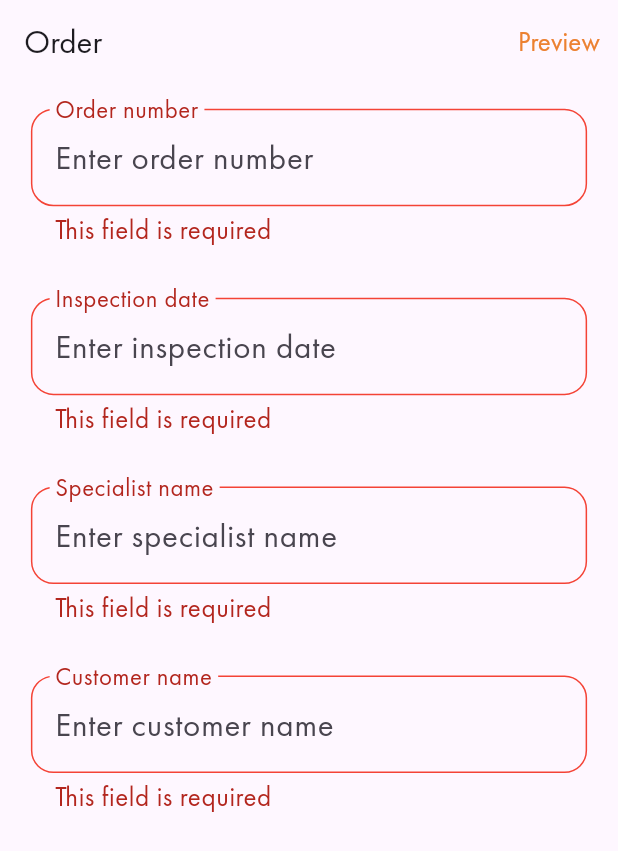
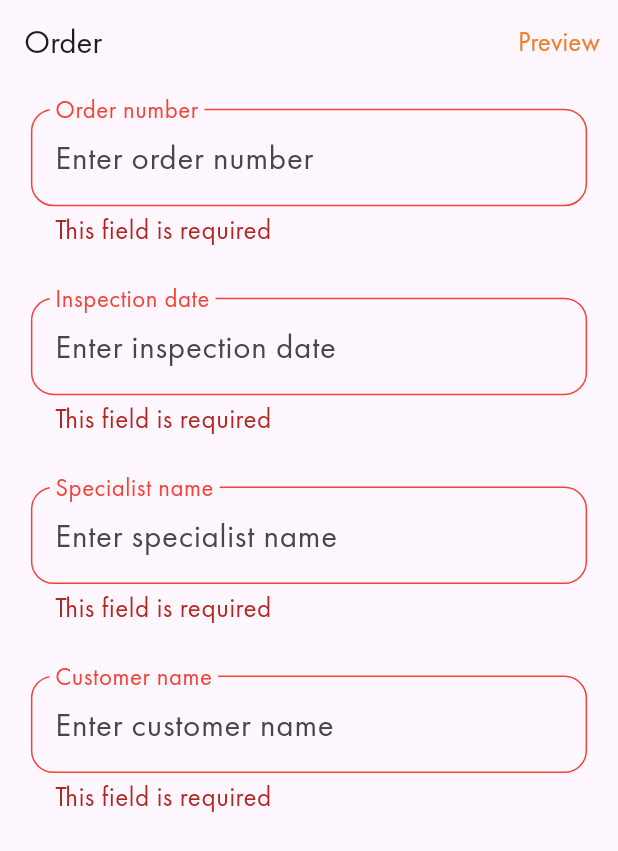
Before and after one commit to nyermol/commercial_app, a Flutter app: the OrderScreen screen opened directly with empty values, after a tap on "Preview", on a phone screen of 412 x 824 dp. Shown: the top 851 px of the screen. Run offline on Flutter 3.47's test engine with Material 3 defaults, Android fonts, the light colour scheme and no system bars; our stand-ins replace cloud_firestore, connectivity_plus, firebase_core, flutter_bloc, flutter_platform_widgets, flutter_svg and 10 more; missing offline and left inert: docx_template; accounts and stored records are empty.

Commit message:
Внесение изменений для корректной работы валидации

```diff
--- a/lib/main.dart
+++ b/lib/main.dart
@@ -63,8 +63,12 @@ class App extends StatelessWidget {
 
   @override
   Widget build(BuildContext context) {
+    WidgetsBinding.instance.addPostFrameCallback((_) {
+      context.read<ButtonCubit>().initializeDefaults(context);
+    });
     context.read<ClearCubit>().clearAllDataOnStart();
     SizeConfig().init(context);
+
     return MaterialApp(
       debugShowCheckedModeBanner: false,
       localizationsDelegates: const <LocalizationsDelegate>[
--- a/lib/presentation/screens/order/components/order_body.dart
+++ b/lib/presentation/screens/order/components/order_body.dart
@@ -32,7 +32,6 @@ class _OrderScreenBodyState extends State<OrderScreenBody> {
 
   @override
   Widget build(BuildContext context) {
-    Map<String, bool> showError = context.watch<ValidationCubit>().state;
     return GestureDetector(
       onTap: () {
         FocusScope.of(context).unfocus();
@@ -54,15 +53,10 @@ class _OrderScreenBodyState extends State<OrderScreenBody> {
                     onTextChanged: (String value) {
                       setState(() {
                         orderNumber = value;
-                        context.read<ValidationCubit>().updateFieldValidation(
-                              'order_number_valid',
-                              value.isNotEmpty,
-                            );
                       });
                     },
                     keyboardType: TextInputType.number,
                     dataKey: 'order_number',
-                    showError: !showError['order_number_valid']!,
                   ),
                   OrderTextField(
                     labelText: S.of(context).inspectionDate,
@@ -70,15 +64,10 @@ class _OrderScreenBodyState extends State<OrderScreenBody> {
                     onTextChanged: (String value) {
                       setState(() {
                         inspectionDate = value;
-                        context.read<ValidationCubit>().updateFieldValidation(
-                              'inspection_date_valid',
-                              value.isNotEmpty,
-                            );
                       });
                     },
                     dataKey: 'inspection_date',
                     isDateField: true,
-                    showError: !showError['inspection_date_valid']!,
                   ),
                   OrderTextField(
                     labelText: S.of(context).specialistName,
@@ -90,14 +79,9 @@ class _OrderScreenBodyState extends State<OrderScreenBody> {
                     onTextChanged: (String value) {
                       setState(() {
                         specialistName = value;
-                        context.read<ValidationCubit>().updateFieldValidation(
-                              'specialist_name_valid',
-                              value.isNotEmpty,
-                            );
                       });
                     },
                     dataKey: 'specialist_name',
-                    showError: !showError['specialist_name_valid']!,
                     initialText: specialistName,
                   ),
                   OrderTextField(
@@ -110,14 +94,9 @@ class _OrderScreenBodyState extends State<OrderScreenBody> {
                     onTextChanged: (String value) {
                       setState(() {
                         customerName = value;
-                        context.read<ValidationCubit>().updateFieldValidation(
-                              'customer_name_valid',
-                              value.isNotEmpty,
-                            );
                       });
                     },
                     dataKey: 'customer_name',
-                    showError: !showError['customer_name_valid']!,
                   ),
                 ],
               ),
--- a/lib/presentation/screens/order/components/order_textfield.dart
+++ b/lib/presentation/screens/order/components/order_textfield.dart
@@ -1,3 +1,5 @@
+// ignore_for_file: always_specify_types
+
 import 'dart:io';
 
 import 'package:commercial_app/core/styles/styles_export.dart';
@@ -17,7 +19,6 @@ class OrderTextField extends StatefulWidget {
   final TextCapitalization textCapitalization;
   final String dataKey;
   final bool isDateField;
-  final bool showError;
   final String? initialText;
   final List<TextInputFormatter>? inputFormatters;
 
@@ -30,7 +31,6 @@ class OrderTextField extends StatefulWidget {
     this.textCapitalization = TextCapitalization.none,
     required this.dataKey,
     this.isDateField = false,
-    this.showError = false,
     this.initialText,
     this.inputFormatters,
   });
@@ -74,7 +74,6 @@ class _OrderTextFieldState extends State<OrderTextField> {
 
   void _updateTextField() {
     widget.onTextChanged(_controller.text);
-
     context.read<DataCubit>().saveText(widget.dataKey, _controller.text);
   }
 
@@ -84,7 +83,6 @@ class _OrderTextFieldState extends State<OrderTextField> {
   ) async {
     DateTime initialDate = DateTime.now();
     DateTime? picked;
-
     if (Platform.isIOS) {
       await showModalBottomSheet(
         context: context,
@@ -126,6 +124,9 @@ class _OrderTextFieldState extends State<OrderTextField> {
 
   @override
   Widget build(BuildContext context) {
+    Map<String, bool> validationState = context.watch<ValidationCubit>().state;
+    bool showError = !validationState['${widget.dataKey}_valid']!;
+
     return Center(
       child: Container(
         margin: getContainerMargin(context, 0.02),
@@ -142,12 +143,14 @@ class _OrderTextFieldState extends State<OrderTextField> {
             hintText: widget.hintText,
             labelStyle: TextStyle(
               fontSize: mainFontSize,
-              color: _focusNode.hasFocus
-                  ? const Color.fromRGBO(236, 129, 49, 1)
-                  : null,
+              color: showError
+                  ? Colors.red
+                  : _focusNode.hasFocus
+                      ? const Color.fromRGBO(236, 129, 49, 1)
+                      : null,
             ),
-            errorText: widget.showError ? S.of(context).requiredField : null,
-            errorBorder: widget.showError
+            errorText: showError ? S.of(context).requiredField : null,
+            errorBorder: showError
                 ? const OutlineInputBorder(
                     borderSide: BorderSide(color: Colors.red),
                     borderRadius: BorderRadius.all(Radius.circular(15)),
--- a/lib/presentation/widgets/text_button.dart
+++ b/lib/presentation/widgets/text_button.dart
@@ -102,7 +102,6 @@ class TextButtonWidget extends StatelessWidget {
         .updateFieldValidation('show_snackbar', false);
     if (isHeaderScreenValid && isListScreenValid) {
       Navigator.push(
-        // ignore: use_build_context_synchronously
         context,
         PageRouteBuilder(
           pageBuilder: (
```
Also changed, not shown: lib/presentation/cubit/button_cubit.dart (+5 -7 lines).
